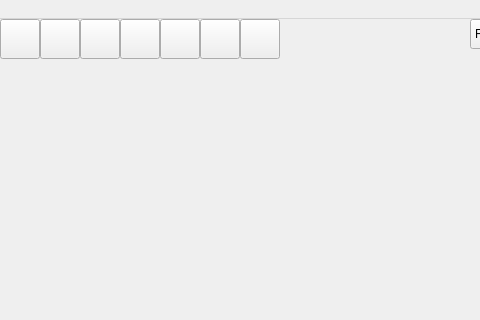
Before: the Qt Designer form frontend/resource/GUI.ui in gintalk/network-visualization-main, drawn with Qt 5; both pictures show x 200 to 680 and y 0 to 320 of the 1000 by 700 pixel window.
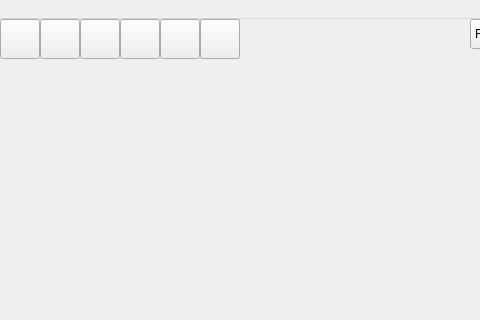
After: the same form once the commit is applied.

```diff
--- a/frontend/resource/GUI.ui
+++ b/frontend/resource/GUI.ui
@@ -317,7 +317,7 @@
    <widget class="QPushButton" name="close_realtime_mode">
     <property name="geometry">
      <rect>
-      <x>440</x>
+      <x>400</x>
       <y>0</y>
       <width>40</width>
       <height>40</height>
```
Left out of the diff: 4 changed lines with no effect on the pictures.
